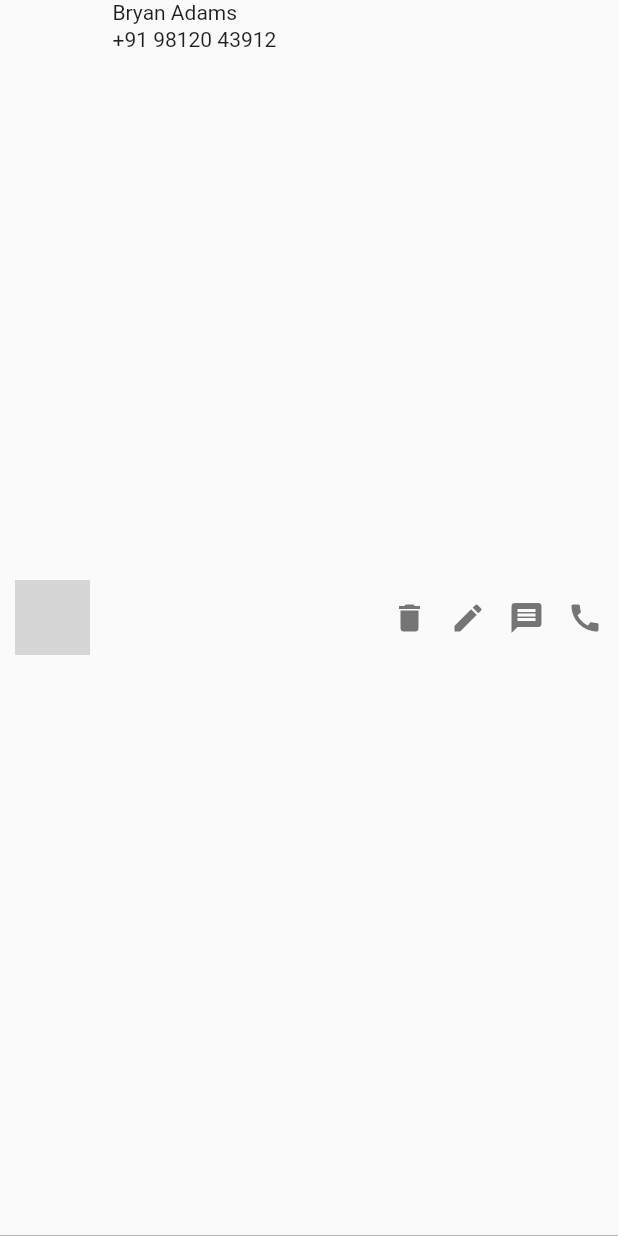
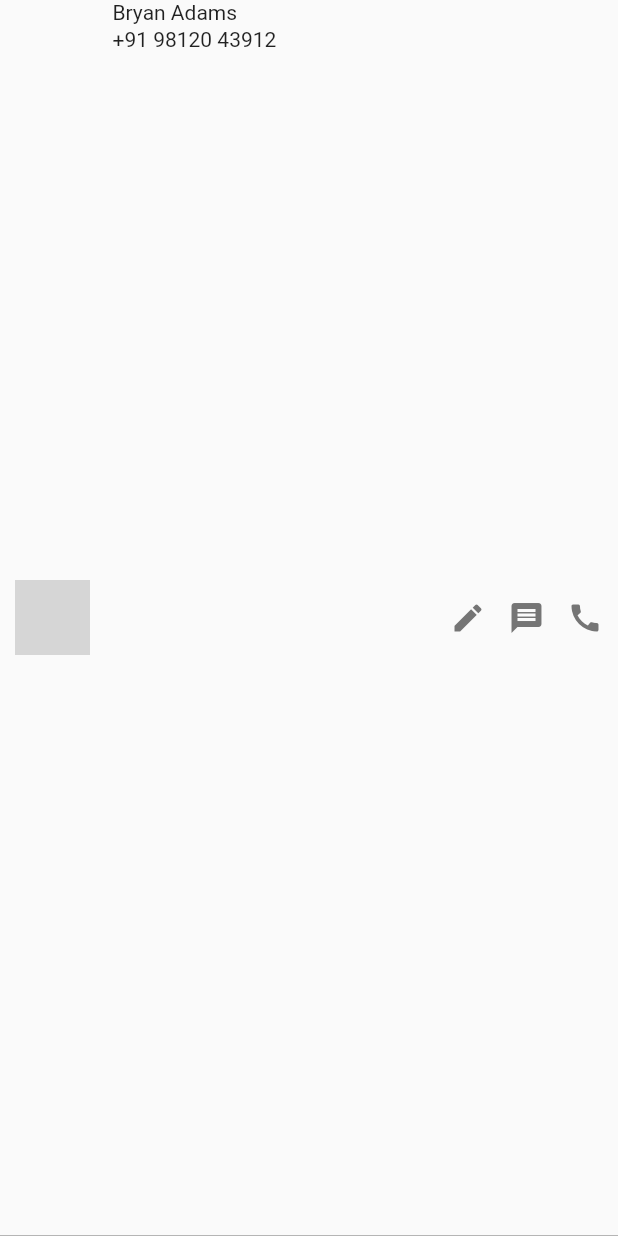
Before and after one commit to gulsenkeskin/future-builder, a Flutter app: the ContactCard widget shown alone on an empty page, opened directly with sample values from the repository, on a phone screen of 412 x 824 dp. Run offline on Flutter 3.47's test engine with Material 2 defaults, Android fonts, the phone set to English and light mode, and no system bars; network calls fail; grey boxes are pictures that could not be loaded.

Commit message:
Revert "Update contact-card.dart"
This reverts commit f5291d03f152754d2cd028abb412e0c5919eb746.

```diff
--- a/lib/contact-card.dart
+++ b/lib/contact-card.dart
@@ -2,18 +2,8 @@ import 'package:flutter/material.dart';
 import 'models/contact.dart';
 
 class ContactCard extends StatelessWidget {
-  final int? index;
   final Contact? contact;
-  final Function? updateCallback;
-  final Function? deleteCallback;
-
-  const ContactCard(
-      {Key? key,
-      this.index,
-      this.contact,
-      this.updateCallback,
-      this.deleteCallback})
-      : super(key: key);
+  const ContactCard({Key? key, this.contact}) : super(key: key);
 
   @override
   Widget build(BuildContext context) {
@@ -53,27 +43,16 @@ class ContactCard extends StatelessWidget {
           Row(
             mainAxisSize: MainAxisSize.min,
             children: [
-              GestureDetector(
-                onTap: deleteCallback!(),
-                child: Icon(
-                  Icons.delete,
-                  color: Colors.grey[600],
-                ),
+              Icon(
+                Icons.create,
+                color: Colors.grey[600],
               ),
-              SizedBox(width: 15.0),
-              GestureDetector(
-                onTap: () => updateCallback!(index, contact),
-                child: Icon(
-                  Icons.create,
-                  color: Colors.grey[600],
-                ),
-              ),
-              SizedBox(width: 15.0),
+              const SizedBox(width: 15.0),
               Icon(
                 Icons.message,
                 color: Colors.grey[600],
               ),
-              SizedBox(width: 15.0),
+              const SizedBox(width: 15.0),
               Icon(
                 Icons.call,
                 color: Colors.grey[600],
```
